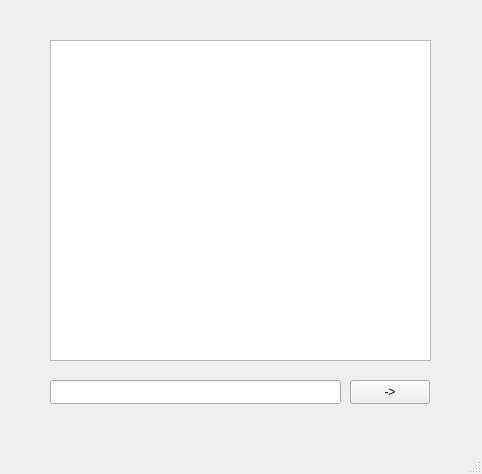
grundez/Messanger, file mainwindow.ui: the form before one commit.
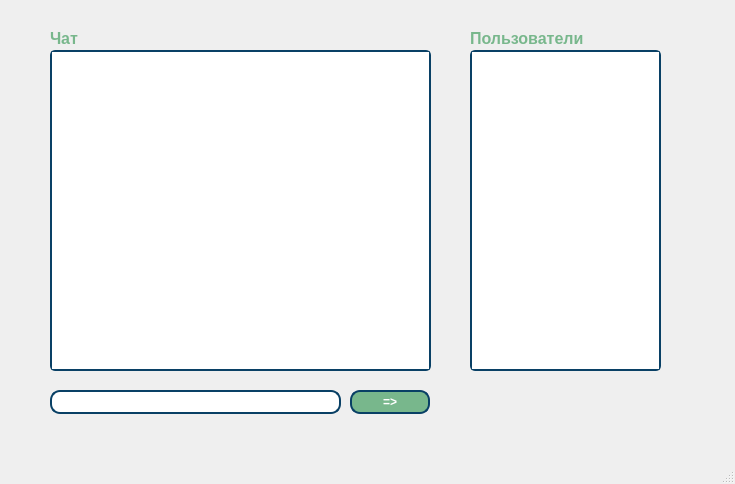
The form after the commit. The open tabs and pages were chosen to show the change.

Commit message: add members tracking

The edit to the form file:
```diff
--- a/mainwindow.ui
+++ b/mainwindow.ui
@@ -6,8 +6,8 @@
    <rect>
     <x>0</x>
     <y>0</y>
-    <width>482</width>
-    <height>474</height>
+    <width>735</width>
+    <height>484</height>
    </rect>
   </property>
   <property name="windowTitle">
@@ -19,7 +19,7 @@
      <rect>
       <x>30</x>
       <y>10</y>
-      <width>421</width>
+      <width>701</width>
       <height>411</height>
      </rect>
     </property>
@@ -67,7 +67,7 @@
        <rect>
         <x>0</x>
         <y>0</y>
-        <width>421</width>
+        <width>671</width>
         <height>421</height>
        </rect>
       </property>
@@ -75,34 +75,132 @@
        <property name="geometry">
         <rect>
          <x>320</x>
-         <y>370</y>
+         <y>380</y>
          <width>80</width>
          <height>24</height>
         </rect>
        </property>
+       <property name="font">
+        <font>
+         <bold>true</bold>
+        </font>
+       </property>
+       <property name="cursor">
+        <cursorShape>PointingHandCursor</cursorShape>
+       </property>
+       <property name="styleSheet">
+        <string notr="true">color: rgb(255, 255, 255);
+background-color: rgb(120, 183, 140);
+border-radius: 10px;               
+border: 2px solid #094065</string>
+       </property>
        <property name="text">
-        <string>-&gt;</string>
+        <string>=&gt;</string>
        </property>
       </widget>
       <widget class="QTextBrowser" name="textBrowser">
        <property name="geometry">
         <rect>
          <x>20</x>
-         <y>30</y>
+         <y>40</y>
          <width>381</width>
          <height>321</height>
         </rect>
        </property>
+       <property name="font">
+        <font>
+         <pointsize>10</pointsize>
+         <bold>true</bold>
+        </font>
+       </property>
+       <property name="styleSheet">
+        <string notr="true">border-radius: 5px;               
+border: 2px solid #094065</string>
+       </property>
       </widget>
       <widget class="QLineEdit" name="lineEdit">
        <property name="geometry">
         <rect>
          <x>20</x>
-         <y>370</y>
+         <y>380</y>
          <width>291</width>
          <height>24</height>
         </rect>
        </property>
+       <property name="font">
+        <font>
+         <pointsize>10</pointsize>
+         <bold>true</bold>
+        </font>
+       </property>
+       <property name="styleSheet">
+        <string notr="true">border-radius: 10px;               
+border: 2px solid #094065</string>
+       </property>
+      </widget>
+      <widget class="QListWidget" name="userListWidget">
+       <property name="geometry">
+        <rect>
+         <x>440</x>
+         <y>40</y>
+         <width>191</width>
+         <height>321</height>
+        </rect>
+       </property>
+       <property name="font">
+        <font>
+         <pointsize>10</pointsize>
+         <bold>true</bold>
+        </font>
+       </property>
+       <property name="styleSheet">
+        <string notr="true">border-radius: 5px;               
+border: 2px solid #094065</string>
+       </property>
+      </widget>
+      <widget class="QLabel" name="recipientUsernameLabel">
+       <property name="geometry">
+        <rect>
+         <x>20</x>
+         <y>20</y>
+         <width>181</width>
+         <height>16</height>
+        </rect>
+       </property>
+       <property name="font">
+        <font>
+         <pointsize>12</pointsize>
+         <bold>true</bold>
+        </font>
+       </property>
+       <property name="styleSheet">
+        <string notr="true">color: rgb(120, 183, 140);</string>
+       </property>
+       <property name="text">
+        <string>Чат</string>
+       </property>
+      </widget>
+      <widget class="QLabel" name="membersLabel">
+       <property name="geometry">
+        <rect>
+         <x>440</x>
+         <y>20</y>
+         <width>181</width>
+         <height>16</height>
+        </rect>
+       </property>
+       <property name="font">
+        <font>
+         <pointsize>12</pointsize>
+         <bold>true</bold>
+        </font>
+       </property>
+       <property name="styleSheet">
+        <string notr="true">color: rgb(120, 183, 140);</string>
+       </property>
+       <property name="text">
+        <string>Пользователи</string>
+       </property>
       </widget>
      </widget>
     </widget>
```
Left out of the diff: 89 changed lines with no effect on the pictures. The commit also changes 8 other files.
